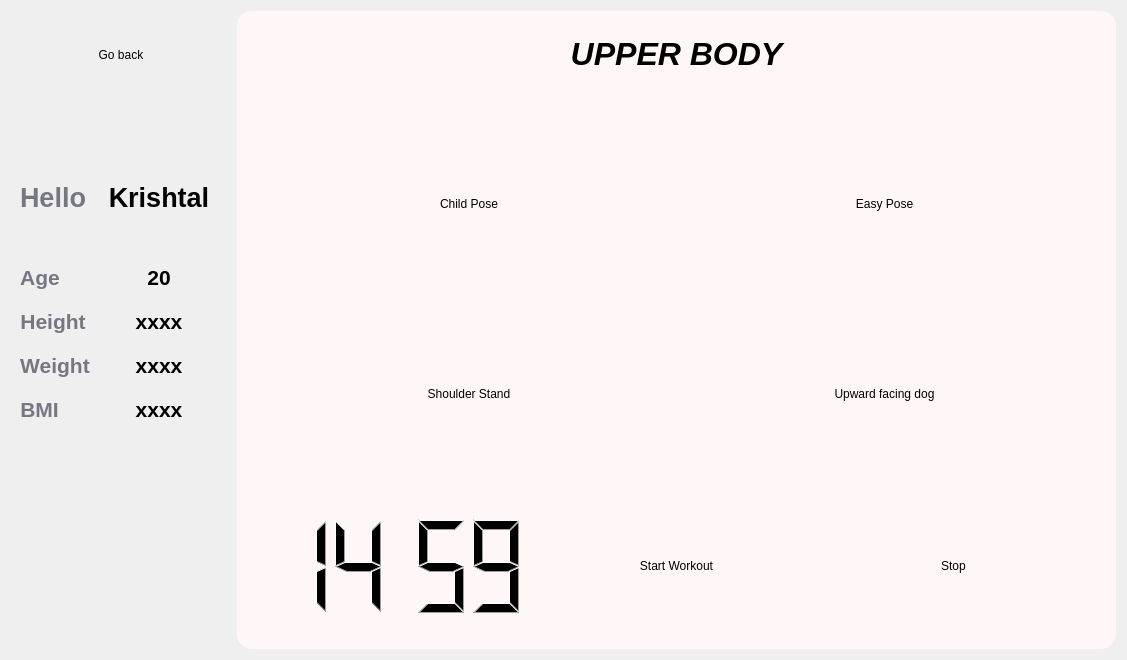
Above: K/yoga.ui from burr1to/kaizen before the change. Below: the same form after it.
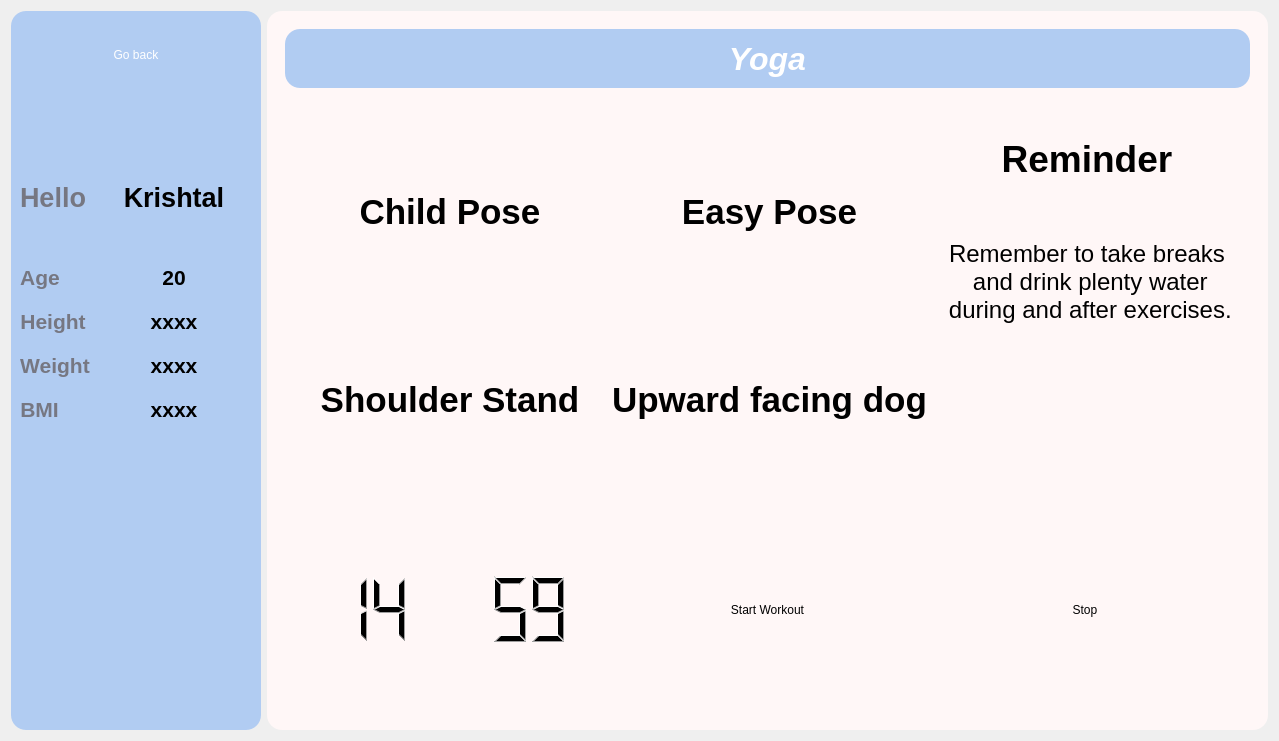
That is the form after the change. Icons and pictures are not drawn.

Commit message: fitness latest added budget left

```diff
--- a/K/yoga.ui
+++ b/K/yoga.ui
@@ -6,8 +6,8 @@
    <rect>
     <x>0</x>
     <y>0</y>
-    <width>1127</width>
-    <height>660</height>
+    <width>1279</width>
+    <height>741</height>
    </rect>
   </property>
   <property name="windowTitle">
@@ -23,8 +23,8 @@
       </sizepolicy>
      </property>
      <property name="styleSheet">
-      <string notr="true">
-background: transparent;
+      <string notr="true">background-color:#B1ccf2;
+color: white;
 border-radius: 15px;</string>
      </property>
      <property name="frameShape">
@@ -366,8 +366,12 @@
              <bold>true</bold>
             </font>
            </property>
+           <property name="styleSheet">
+            <string notr="true">background-color:#B1ccf2;
+color: white;</string>
+           </property>
            <property name="text">
-            <string>UPPER BODY</string>
+            <string>Yoga</string>
            </property>
            <property name="alignment">
             <set>Qt::AlignCenter</set>
@@ -385,7 +389,7 @@
         <property name="frameShadow">
          <enum>QFrame::Raised</enum>
         </property>
-        <layout class="QVBoxLayout" name="verticalLayout_2" stretch="3,1">
+        <layout class="QVBoxLayout" name="verticalLayout_2" stretch="8,1,2,1">
          <item>
           <widget class="QFrame" name="frame_6">
            <property name="frameShape">
@@ -394,23 +398,7 @@
            <property name="frameShadow">
             <enum>QFrame::Raised</enum>
            </property>
-           <layout class="QGridLayout" name="gridLayout">
-            <item row="1" column="0">
-             <widget class="QPushButton" name="pushButton_2">
-              <property name="sizePolicy">
-               <sizepolicy hsizetype="Preferred" vsizetype="Preferred">
-                <horstretch>0</horstretch>
-                <verstretch>0</verstretch>
-               </sizepolicy>
-              </property>
-              <property name="styleSheet">
-               <string notr="true">border-image: url(:/img_fitness/img/shoulder stand.png);</string>
-              </property>
-              <property name="text">
-               <string>Shoulder Stand</string>
-              </property>
-             </widget>
-            </item>
+           <layout class="QGridLayout" name="gridLayout" columnstretch="5,5,1">
             <item row="0" column="1">
              <widget class="QPushButton" name="pushButton_3">
               <property name="sizePolicy">
@@ -419,8 +407,16 @@
                 <verstretch>0</verstretch>
                </sizepolicy>
               </property>
+              <property name="font">
+               <font>
+                <pointsize>26</pointsize>
+                <bold>true</bold>
+               </font>
+              </property>
               <property name="styleSheet">
-               <string notr="true">border-image: url(:/img_fitness/img/easy-pose.png);</string>
+               <string notr="true">#pushButton_3{border-image: url(:/images/src_images/easy-pose.png);}
+#pushButton_3:hover{font-size: 48px; 
+color: #3d4653;}</string>
               </property>
               <property name="text">
                <string>Easy Pose</string>
@@ -435,14 +431,46 @@
                 <verstretch>0</verstretch>
                </sizepolicy>
               </property>
+              <property name="font">
+               <font>
+                <pointsize>26</pointsize>
+                <bold>true</bold>
+               </font>
+              </property>
               <property name="styleSheet">
-               <string notr="true">border-image: url(:/img_fitness/img/child pose.png);</string>
+               <string notr="true">#pushButton{border-image: url(:/images/src_images/child pose.png);}
+#pushButton:hover{font-size: 48px; 
+color: #3d4653;}</string>
               </property>
               <property name="text">
                <string>Child Pose</string>
               </property>
              </widget>
             </item>
+            <item row="1" column="0">
+             <widget class="QPushButton" name="pushButton_2">
+              <property name="sizePolicy">
+               <sizepolicy hsizetype="Preferred" vsizetype="Preferred">
+                <horstretch>0</horstretch>
+                <verstretch>0</verstretch>
+               </sizepolicy>
+              </property>
+              <property name="font">
+               <font>
+                <pointsize>26</pointsize>
+                <bold>true</bold>
+               </font>
+              </property>
+              <property name="styleSheet">
+               <string notr="true">#pushButton_2{border-image: url(:/images/src_images/shoulder stand.png);}
+#pushButton_2:hover{font-size: 48px; 
+color: #3d4653;}</string>
+              </property>
+              <property name="text">
+               <string>Shoulder Stand</string>
+              </property>
+             </widget>
+            </item>
             <item row="1" column="1">
              <widget class="QPushButton" name="pushButton_4">
               <property name="sizePolicy">
@@ -451,17 +479,83 @@
                 <verstretch>0</verstretch>
                </sizepolicy>
               </property>
+              <property name="font">
+               <font>
+                <pointsize>26</pointsize>
+                <bold>true</bold>
+               </font>
+              </property>
               <property name="styleSheet">
-               <string notr="true">border-image: url(:/img_fitness/img/upward facing dog.png);</string>
+               <string notr="true">#pushButton_4{border-image: url(:/images/src_images/upward facing dog.png);}
+#pushButton_4:hover{font-size: 48px; 
+color: #3d4653;}</string>
               </property>
               <property name="text">
                <string>Upward facing dog</string>
               </property>
              </widget>
             </item>
+            <item row="0" column="2" rowspan="2">
+             <widget class="QFrame" name="frame_8">
+              <property name="frameShape">
+               <enum>QFrame::StyledPanel</enum>
+              </property>
+              <property name="frameShadow">
+               <enum>QFrame::Raised</enum>
+              </property>
+              <layout class="QVBoxLayout" name="verticalLayout_3" stretch="1,5">
+               <item>
+                <widget class="QLabel" name="label_11">
+                 <property name="font">
+                  <font>
+                   <pointsize>28</pointsize>
+                   <bold>true</bold>
+                  </font>
+                 </property>
+                 <property name="text">
+                  <string>Reminder</string>
+                 </property>
+                 <property name="alignment">
+                  <set>Qt::AlignCenter</set>
+                 </property>
+                </widget>
+               </item>
+               <item>
+                <widget class="QLabel" name="label_12">
+                 <property name="font">
+                  <font>
+                   <pointsize>18</pointsize>
+                  </font>
+                 </property>
+                 <property name="styleSheet">
+                  <string notr="true">padding-top: 40px;</string>
+                 </property>
+                 <property name="text">
+                  <string>Remember to take breaks 
+ and drink plenty water 
+ during and after exercises.</string>
+                 </property>
+                 <property name="alignment">
+                  <set>Qt::AlignHCenter|Qt::AlignTop</set>
+                 </property>
+                </widget>
+               </item>
+              </layout>
+             </widget>
+            </item>
            </layout>
           </widget>
          </item>
+         <item>
+          <widget class="QFrame" name="frame_9">
+           <property name="frameShape">
+            <enum>QFrame::StyledPanel</enum>
+           </property>
+           <property name="frameShadow">
+            <enum>QFrame::Raised</enum>
+           </property>
+          </widget>
+         </item>
          <item>
           <widget class="QFrame" name="frame_7">
            <property name="frameShape">
@@ -524,6 +618,16 @@
            </layout>
           </widget>
          </item>
+         <item>
+          <widget class="QFrame" name="frame_10">
+           <property name="frameShape">
+            <enum>QFrame::StyledPanel</enum>
+           </property>
+           <property name="frameShadow">
+            <enum>QFrame::Raised</enum>
+           </property>
+          </widget>
+         </item>
         </layout>
        </widget>
       </item>
```
The commit also changes 8 other files.
